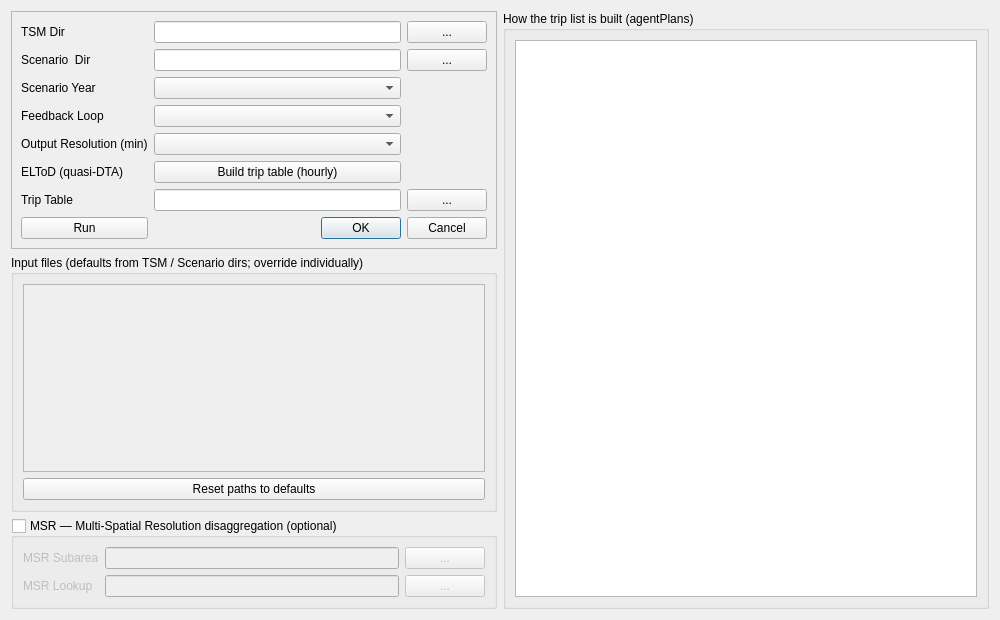
Above: ui/trip_list2table.ui from TSMv6/tsm_panel before the change. Below: the same form after it.
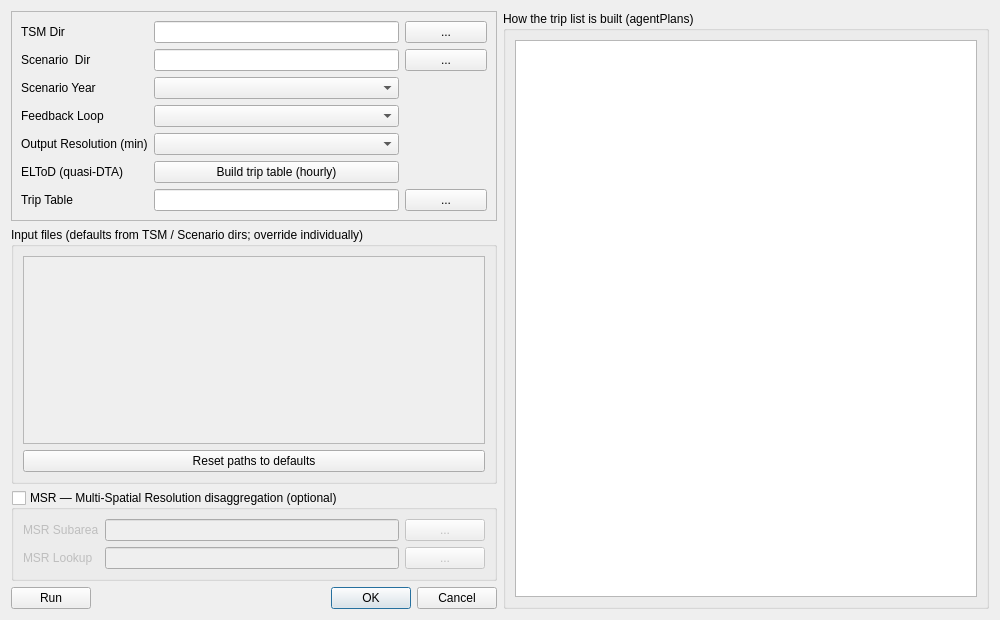
That is the form after the change.

```diff
--- a/ui/trip_list2table.ui
+++ b/ui/trip_list2table.ui
@@ -127,23 +127,6 @@
           </property>
          </widget>
         </item>
-        <item row="7" column="0">
-         <widget class="QPushButton" name="pushButton_RunTT">
-          <property name="text">
-           <string>Run</string>
-          </property>
-         </widget>
-        </item>
-        <item row="7" column="3" colspan="2">
-         <widget class="QDialogButtonBox" name="button_SaveCancel">
-          <property name="orientation">
-           <enum>Qt::Horizontal</enum>
-          </property>
-          <property name="standardButtons">
-           <set>QDialogButtonBox::Cancel|QDialogButtonBox::Ok</set>
-          </property>
-         </widget>
-        </item>
        </layout>
       </widget>
      </item>
@@ -225,6 +208,40 @@
        </layout>
       </widget>
      </item>
+     <item>
+      <layout class="QHBoxLayout" name="buttonRow">
+       <item>
+        <widget class="QPushButton" name="pushButton_RunTT">
+         <property name="text">
+          <string>Run</string>
+         </property>
+        </widget>
+       </item>
+       <item>
+        <spacer name="buttonSpacer">
+         <property name="orientation">
+          <enum>Qt::Horizontal</enum>
+         </property>
+         <property name="sizeHint" stdset="0">
+          <size>
+           <width>200</width>
+           <height>20</height>
+          </size>
+         </property>
+        </spacer>
+       </item>
+       <item>
+        <widget class="QDialogButtonBox" name="button_SaveCancel">
+         <property name="orientation">
+          <enum>Qt::Horizontal</enum>
+         </property>
+         <property name="standardButtons">
+          <set>QDialogButtonBox::Cancel|QDialogButtonBox::Ok</set>
+         </property>
+        </widget>
+       </item>
+      </layout>
+     </item>
     </layout>
    </item>
    <item>
```
